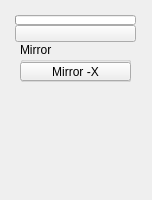
m3trik/Scripts_portable, file ui/1_base_menus/2_sub_menus/3_main_menus/mirror.ui: the form before one commit.
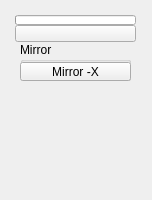
The form after the commit. Custom widgets are drawn as their Qt base class.

```diff
--- a/ui/1_base_menus/2_sub_menus/3_main_menus/mirror.ui
+++ b/ui/1_base_menus/2_sub_menus/3_main_menus/mirror.ui
@@ -68,7 +68,7 @@
            <property name="minimumSize">
             <size>
              <width>0</width>
-             <height>40</height>
+             <height>39</height>
             </size>
            </property>
            <property name="maximumSize">
@@ -89,6 +89,12 @@
               <height>19</height>
              </rect>
             </property>
+            <property name="minimumSize">
+             <size>
+              <width>111</width>
+              <height>19</height>
+             </size>
+            </property>
             <property name="maximumSize">
              <size>
               <width>111</width>
@@ -182,6 +188,11 @@
   </widget>
  </widget>
  <customwidgets>
+  <customwidget>
+   <class>QToolButton_</class>
+   <extends>QToolButton</extends>
+   <header>widgets.qtoolbutton_.h</header>
+  </customwidget>
   <customwidget>
    <class>QPushButton_Draggable</class>
    <extends>QPushButton</extends>
@@ -192,11 +203,6 @@
    <extends>QProgressBar</extends>
    <header>widgets.qprogressbar_.h</header>
   </customwidget>
-  <customwidget>
-   <class>QToolButton_</class>
-   <extends>QToolButton</extends>
-   <header>widgets.qtoolbutton_.h</header>
-  </customwidget>
  </customwidgets>
  <resources/>
  <connections/>
```
